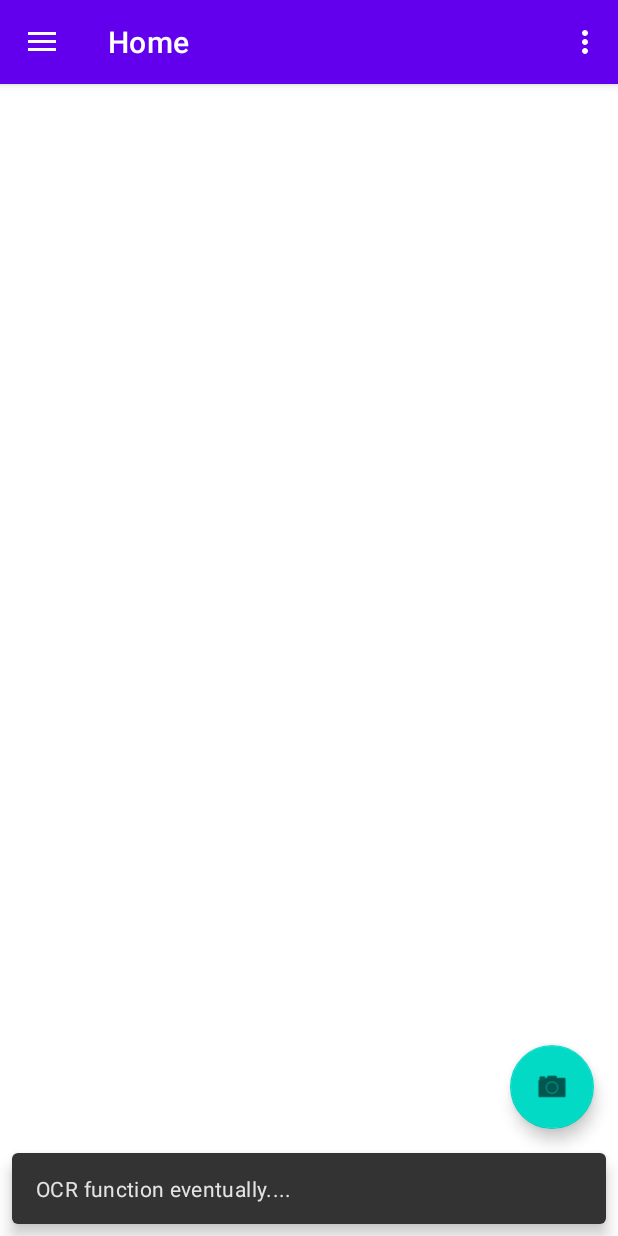
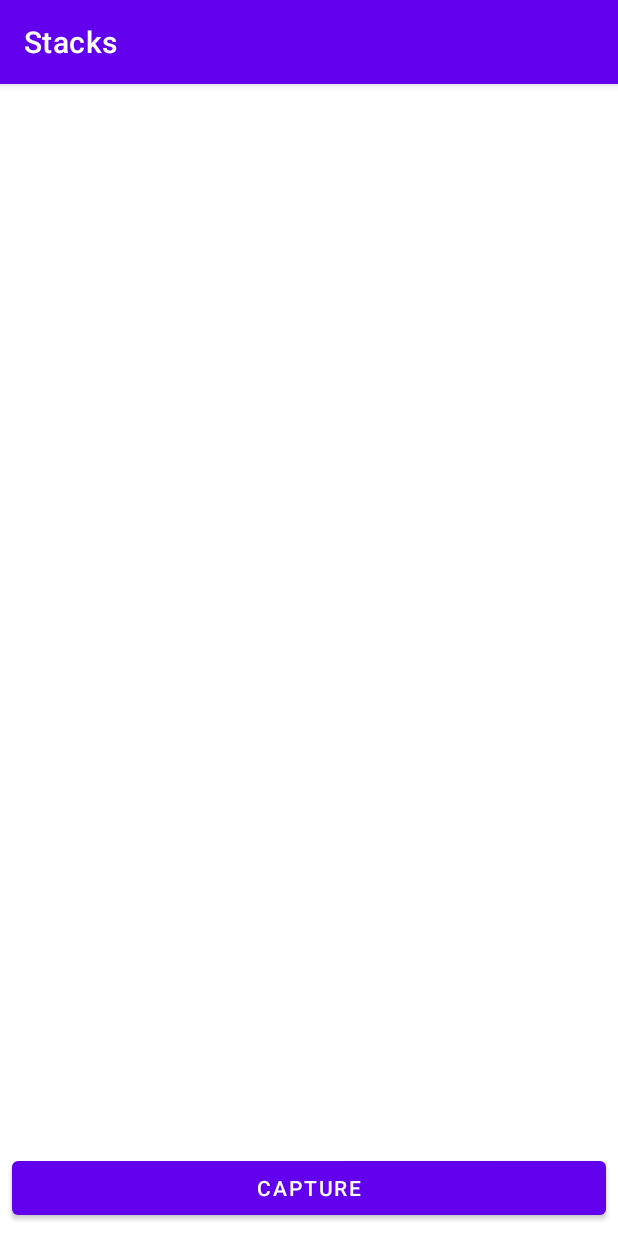
Before and after one commit to SaintF17/Stacks, an Android app: the NavigationActivity screen opened directly, with no data from a screen before it, after a tap on "OCR button", on a phone screen of 412 x 824 dp. Run offline under Robolectric (Android 15) with nearby library versions, the phone set to English and light mode, and no system bars; our stand-ins replace navigation-ui; libraries missing offline, so code that uses them is left out: com.theartofdev.edmodo; 1 statement that could not run was skipped.

```diff
--- a/app/build.gradle
+++ b/app/build.gradle
@@ -42,4 +42,7 @@ dependencies {
     testImplementation 'junit:junit:4.+'
     androidTestImplementation 'androidx.test.ext:junit:1.1.3'
     androidTestImplementation 'androidx.test.espresso:espresso-core:3.4.0'
+
+    implementation 'com.google.android.gms:play-services-vision:19.0.0'
+    implementation 'com.theartofdev.edmodo:android-image-cropper:2.8.0'
 }
--- a/app/src/main/java/ca/unb/mobiledev/stacks/NavigationActivity.java
+++ b/app/src/main/java/ca/unb/mobiledev/stacks/NavigationActivity.java
@@ -1,5 +1,6 @@
 package ca.unb.mobiledev.stacks;
 
+import android.content.Intent;
 import android.os.Bundle;
 import android.view.View;
 import android.view.Menu;
@@ -29,12 +30,9 @@ public class NavigationActivity extends AppCompatActivity {
         setContentView(binding.getRoot());
 
         setSupportActionBar(binding.appBarNavigation.toolbar);
-        binding.appBarNavigation.fab.setOnClickListener(new View.OnClickListener() {
-            @Override
-            public void onClick(View view) {
-                Snackbar.make(view, "OCR function eventually....", Snackbar.LENGTH_LONG)
-                        .setAction("Action", null).show();
-            }
+        binding.appBarNavigation.fab.setOnClickListener(view -> {
+            Intent i = new Intent(NavigationActivity.this, OCRActivity.class);
+            startActivity(i);
         });
         DrawerLayout drawer = binding.drawerLayout;
         NavigationView navigationView = binding.navView;
--- /dev/null
+++ b/app/src/main/java/ca/unb/mobiledev/stacks/OCRActivity.java
@@ -0,0 +1,150 @@
+package ca.unb.mobiledev.stacks;
+
+import androidx.annotation.Nullable;
+import androidx.appcompat.app.AppCompatActivity;
+import androidx.core.app.ActivityCompat;
+import androidx.core.content.ContextCompat;
+
+import android.Manifest;
+import android.annotation.SuppressLint;
+import android.content.Intent;
+import android.content.pm.PackageManager;
+import android.graphics.Bitmap;
+import android.net.Uri;
+import android.os.Bundle;
+import android.provider.MediaStore;
+import android.util.Log;
+import android.util.SparseArray;
+import android.widget.Button;
+import android.widget.ListView;
+import android.widget.Toast;
+
+import com.google.android.gms.vision.Frame;
+import com.google.android.gms.vision.text.TextBlock;
+import com.google.android.gms.vision.text.TextRecognizer;
+import com.theartofdev.edmodo.cropper.CropImage;
+import com.theartofdev.edmodo.cropper.CropImageView;
+
+import java.io.IOException;
+import java.util.ArrayList;
+import java.util.Arrays;
+import java.util.HashMap;
+import java.util.List;
+import java.util.Map;
+
+public class OCRActivity extends AppCompatActivity {
+    private ListView listView;
+    Button button_capture;
+    Bitmap bitmap;
+    private static final int REQUEST_CAMERA_CODE = 100;
+
+    @Override
+    protected void onCreate(Bundle savedInstanceState) {
+        super.onCreate(savedInstanceState);
+        setContentView(R.layout.activity_ocr);
+
+        button_capture = findViewById(R.id.button_capture);
+        listView = findViewById(R.id.listview);
+
+        if(ContextCompat.checkSelfPermission(OCRActivity.this, Manifest.permission.CAMERA) != PackageManager.PERMISSION_GRANTED){
+            ActivityCompat.requestPermissions(OCRActivity.this, new String[]{
+                Manifest.permission.CAMERA
+            },REQUEST_CAMERA_CODE);
+        }
+
+        button_capture.setOnClickListener(view -> CropImage.activity().setGuidelines(CropImageView.Guidelines.ON).start(OCRActivity.this));
+    }
+
+    @Override
+    protected void onActivityResult(int requestCode, int resultCode, @Nullable Intent data) {
+        super.onActivityResult(requestCode, resultCode, data);
+        if(requestCode == CropImage.CROP_IMAGE_ACTIVITY_REQUEST_CODE){
+            CropImage.ActivityResult result = CropImage.getActivityResult(data);
+            if(resultCode == RESULT_OK){
+                assert result != null;
+                Uri resultUir = result.getUri();
+                try {
+                    bitmap = MediaStore.Images.Media.getBitmap(this.getContentResolver(),resultUir);
+                    Map<String, Double> cinemas = getTextFromImage(bitmap);
+                    OCRAdapter adapter = new OCRAdapter(cinemas);
+                    listView.setAdapter(adapter);
+                } catch (IOException e) {
+                    e.printStackTrace();
+                }
+            }
+        }
+    }
+
+    private static boolean isNumeric(String strNum){
+        try{
+            Double.parseDouble(strNum);
+            return true;
+        }catch (NumberFormatException e){
+            return false;
+        }
+    }
+
+    private List<Double> getPriceList(List<String> list){
+        List<Double> pList = new ArrayList<>();
+        for(int i = 0; i < list.size(); i++){
+            if(isNumeric(list.get(i))){
+                pList.add(Double.parseDouble(list.get(i)));
+            }
+        }
+        return pList;
+    }
+
+    private List<String> getProductList(List<String> list){
+        List<String> pList = new ArrayList<>();
+        for(int i = 0; i < list.size(); i++){
+            if(!isNumeric(list.get(i))){
+                pList.add(list.get(i));
+            }
+        }
+        return pList;
+    }
+
+    public static Map<String, Double> listToMap(List<String> keys, List<Double> values){
+        if(keys.size() != values.size()){
+            throw new IllegalArgumentException("Lists must be equal");
+        }
+        Map<String,Double> map = new HashMap<>();
+        for(int i = 0; i < keys.size(); i++){
+            map.put(keys.get(i), values.get(i));
+        }
+        return map;
+    }
+
+    @SuppressLint("SetTextI18n")
+    private Map<String,Double> getTextFromImage(Bitmap bitmap){
+        String[] strArr;
+        List<String> list = new ArrayList<>();
+        Map<String, Double> map = new HashMap<>();
+        TextRecognizer recognizer = new TextRecognizer.Builder(this).build();
+        if(!recognizer.isOperational()){
+            Toast.makeText(OCRActivity.this,"Error Occurred", Toast.LENGTH_SHORT).show();
+        }
+        else{
+            Frame frame = new Frame.Builder().setBitmap(bitmap).build();
+            SparseArray<TextBlock> textBlockSparseArray = recognizer.detect(frame);
+            StringBuilder stringBuilder = new StringBuilder();
+            for(int i = 0; i < textBlockSparseArray.size();i++){
+                TextBlock textBlock = textBlockSparseArray.valueAt(i);
+                stringBuilder.append(textBlock.getValue());
+                stringBuilder.append("\n");
+            }
+            strArr = stringBuilder.toString().split("[$\\n]");
+            list = new ArrayList<>(Arrays.asList(strArr));
+            list.removeAll(Arrays.asList("",null));
+            List<Double> price_List = getPriceList(list);
+            List<String> product_List = getProductList(list);
+            map = listToMap(product_List,price_List);
+
+            button_capture.setText("Retake");
+        }
+        Log.d("My arr", list.toString());
+        Log.d("My arr size", String.valueOf(list.size()));
+
+        return map;
+    }
+}
--- /dev/null
+++ b/app/src/main/res/layout/activity_ocr.xml
@@ -0,0 +1,36 @@
+<?xml version="1.0" encoding="utf-8"?>
+<RelativeLayout xmlns:android="http://schemas.android.com/apk/res/android"
+    xmlns:app="http://schemas.android.com/apk/res-auto"
+    xmlns:tools="http://schemas.android.com/tools"
+    android:layout_width="match_parent"
+    android:layout_height="match_parent"
+    tools:context=".OCRActivity">
+
+    <ListView
+        android:id="@+id/listview"
+        android:layout_width="match_parent"
+        android:layout_height="match_parent"
+        android:layout_above="@+id/linear_holder">
+        android:layout_alignParentTop="true"
+        android:layout_marginStart="8dp"
+        android:layout_marginTop="8dp"
+        android:layout_marginEnd="8dp"
+        android:layout_marginBottom="8dp>
+
+    </ListView>
+
+    <LinearLayout
+        android:id="@+id/linear_holder"
+        android:layout_alignParentBottom="true"
+        android:layout_width="match_parent"
+        android:layout_height="wrap_content">
+        <Button
+            android:id="@+id/button_capture"
+            android:layout_width="0dp"
+            android:layout_height="wrap_content"
+            android:layout_weight="1"
+            android:text="Capture"
+            android:layout_margin="8dp"/>
+    </LinearLayout>
+
+</RelativeLayout>
--- a/gradle.properties
+++ b/gradle.properties
@@ -17,3 +17,4 @@ org.gradle.jvmargs=-Xmx2048m -Dfile.encoding=UTF-8
 android.useAndroidX=true
 # Automatically convert third-party libraries to use AndroidX
 android.enableJetifier=true
+org.gradle.unsafe.configuration-cache=true
```
Also changed, not shown: app/src/main/AndroidManifest.xml (+15 -1 lines), app/src/main/java/ca/unb/mobiledev/stacks/OCRAdapter.java (added, +51 -0 lines), app/src/main/res/layout/my_adapter_item.xml (added, +20 -0 lines).
